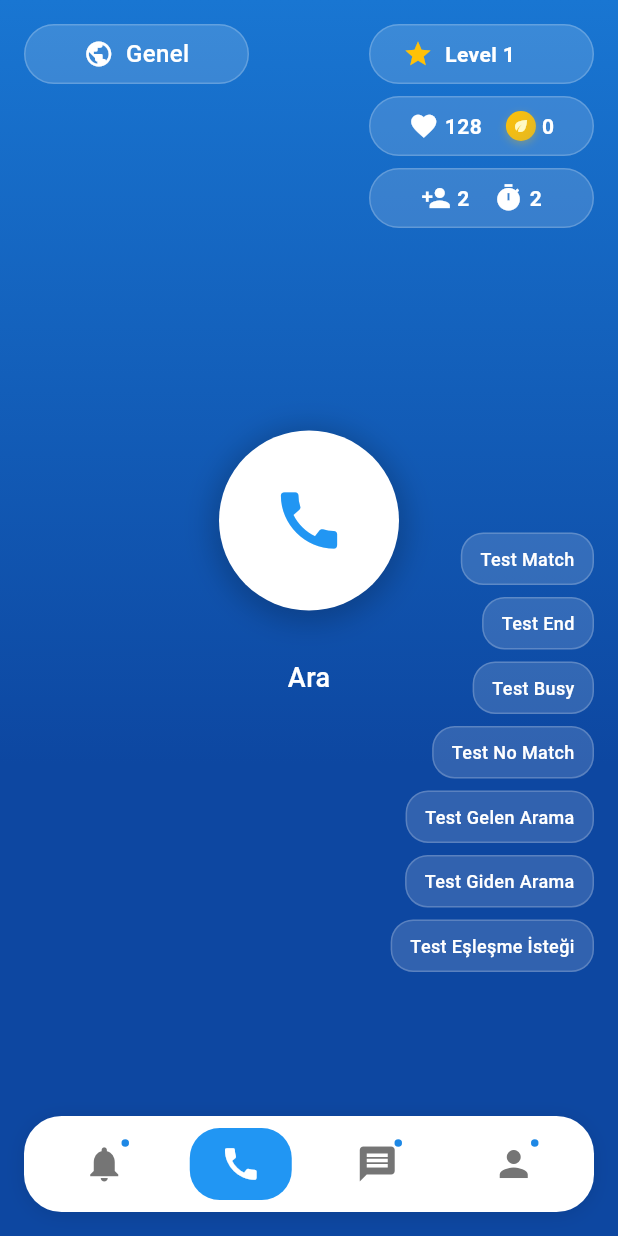
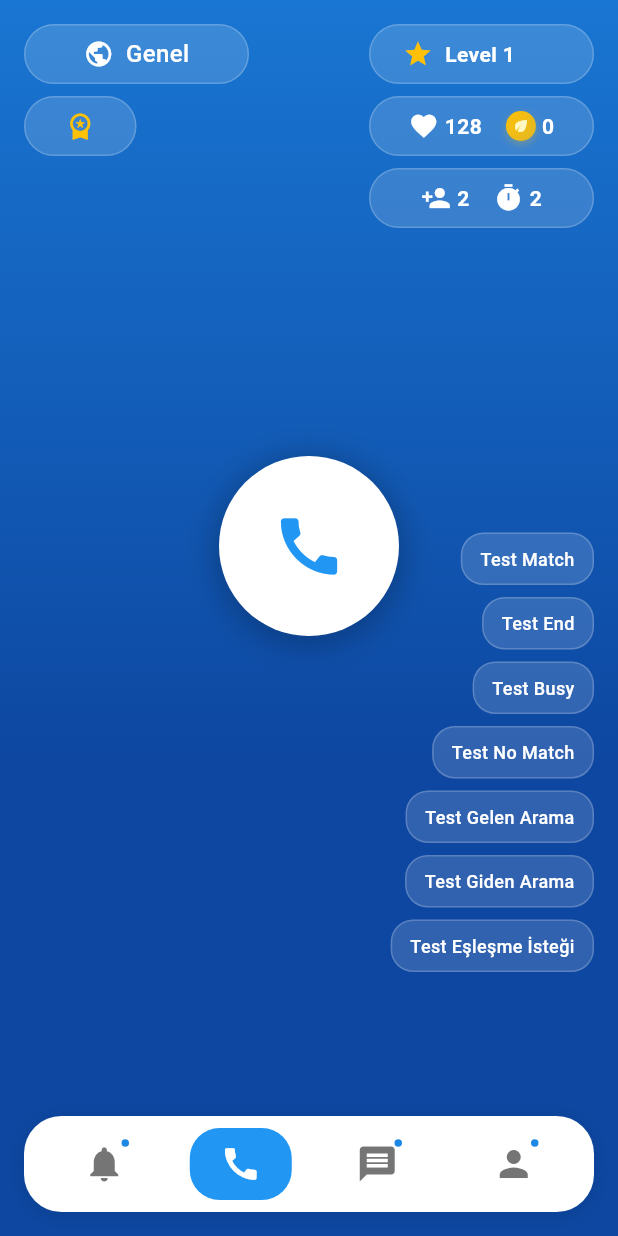
Before and after one commit to dogukantokgoz/random_match_mobile_app, a Flutter app: the screen it shows after launch, on a phone screen of 412 x 824 dp. Run offline on Flutter 3.47's test engine with Material 3 defaults, Android fonts, the phone set to English and light mode, and no system bars.

Commit message:
edited buttons in settings page and removed call desc in call screen page

```diff
--- a/lib/screens/call_screen.dart
+++ b/lib/screens/call_screen.dart
@@ -12,6 +12,7 @@ import 'call_status_screen.dart';
 import '../components/call_request_widget.dart';
 import '../components/outgoing_call_widget.dart';
 import 'match_request_screen.dart';
+import 'premium_screen.dart';
 
 class CallScreen extends StatefulWidget {
   final int currentGold;
@@ -178,14 +179,21 @@ class _CallScreenState extends State<CallScreen> with TickerProviderStateMixin {
       animation: controller,
       builder: (context, child) {
         return Container(
-          width: 120 + (controller.value * 80),
-          height: 120 + (controller.value * 80),
+          width: 120 + (controller.value * 100),
+          height: 120 + (controller.value * 100),
           decoration: BoxDecoration(
             shape: BoxShape.circle,
             border: Border.all(
-              color: Colors.grey.withOpacity(0.3 * (1 - controller.value)),
-              width: 4,
+              color: Colors.white.withOpacity(0.2 * (1 - controller.value)),
+              width: 3,
             ),
+            boxShadow: [
+              BoxShadow(
+                color: Colors.white.withOpacity(0.1 * (1 - controller.value)),
+                blurRadius: 10,
+                spreadRadius: 5,
+              ),
+            ],
           ),
         );
       },
@@ -195,15 +203,16 @@ class _CallScreenState extends State<CallScreen> with TickerProviderStateMixin {
   Widget _buildTopButton({
     required Widget child,
     VoidCallback? onTap,
+    double? width,
   }) {
     return GestureDetector(
       onTap: onTap,
       child: Container(
         height: 40,
         padding: const EdgeInsets.symmetric(horizontal: 12),
-        constraints: const BoxConstraints(
-          minWidth: 150,
-          maxWidth: 150,
+        constraints: BoxConstraints(
+          minWidth: width ?? 150,
+          maxWidth: width ?? 150,
         ),
         decoration: BoxDecoration(
           color: Colors.white.withOpacity(0.15),
@@ -311,8 +320,8 @@ class _CallScreenState extends State<CallScreen> with TickerProviderStateMixin {
                   Positioned(
                     left: 16,
                     top: 16,
-                    child: Row(
-                      mainAxisAlignment: MainAxisAlignment.spaceBetween,
+                    child: Column(
+                      crossAxisAlignment: CrossAxisAlignment.start,
                       children: [
                         _buildTopButton(
                           child: Row(
@@ -343,6 +352,27 @@ class _CallScreenState extends State<CallScreen> with TickerProviderStateMixin {
                                 _selectedCategory = result as String;
                               });
                             }
+                          },
+                        ),
+                        const SizedBox(height: 8),
+                        _buildTopButton(
+                          width: 75,
+                          child: Icon(
+                            Icons.workspace_premium,
+                            color: Colors.amber,
+                            size: 20,
+                          ),
+                          onTap: () {
+                            Navigator.push(
+                              context,
+                              MaterialPageRoute(
+                                builder: (context) => PremiumScreen(
+                                  selectedMainCategory: _selectedCategory,
+                                  selectedColor: currentCategoryColor,
+                                  selectedIndex: _selectedIndex,
+                                ),
+                              ),
+                            );
                           },
                         ),
                       ],
@@ -478,7 +508,9 @@ class _CallScreenState extends State<CallScreen> with TickerProviderStateMixin {
                     child: Column(
                       mainAxisAlignment: MainAxisAlignment.center,
                       children: [
-                        Stack(
+                        SizedBox(
+                          height: 180,
+                          child: Stack(
                             alignment: Alignment.center,
                             children: [
                               if (_isSearching) ...[
@@ -512,25 +544,6 @@ class _CallScreenState extends State<CallScreen> with TickerProviderStateMixin {
                               ),
                             ],
                           ),
-                        const SizedBox(height: 8),
-                        AnimatedBuilder(
-                          animation: _textSlideAnimation,
-                          builder: (context, child) {
-                            return Transform.translate(
-                              offset: Offset(0, 24 + (_textSlideAnimation.value * 8)),
-                              child: Opacity(
-                                opacity: 1.0,
-                                child: Text(
-                                  _isSearching ? 'Aranıyor...' : 'Ara',
-                                  style: const TextStyle(
-                                    color: Colors.white,
-                                    fontSize: 18,
-                                    fontWeight: FontWeight.w500,
-                                  ),
-                                ),
-                              ),
-                            );
-                          },
                         ),
                       ],
                     ),
```
Also changed, not shown: lib/screens/settings_screen.dart (+5 -5 lines). Lines whose indentation alone changed are shown as unchanged.
